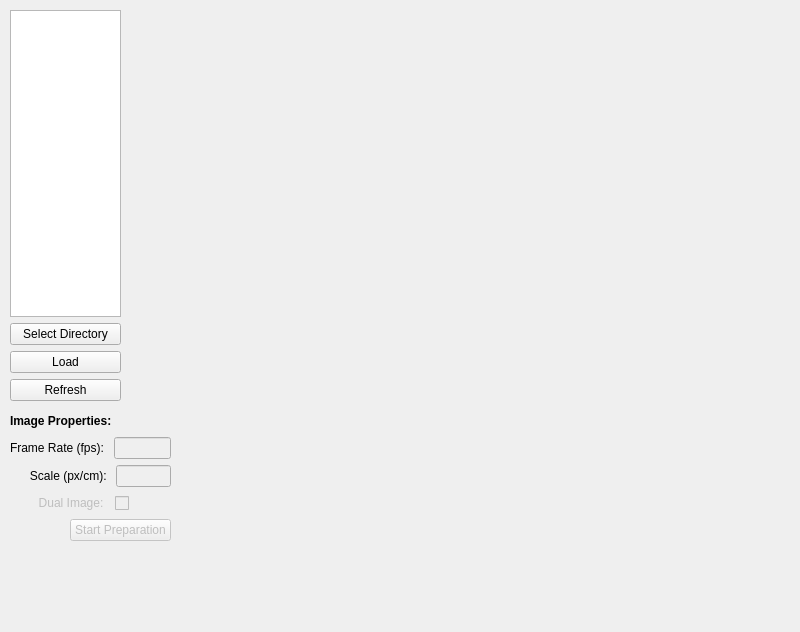
Above: src/ui/KairoSight_WindowMain_Retro.ui from kairosight/KairoSight before the change. Below: the same form after it.
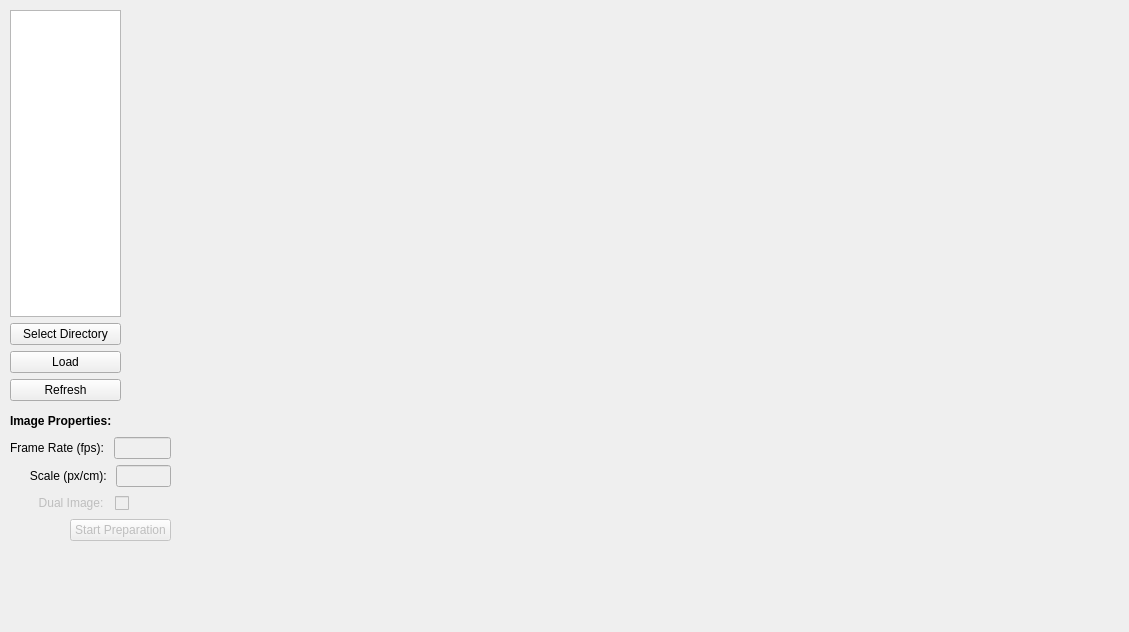
That is the form after the change.

What changed in the file:
```diff
--- a/src/ui/KairoSight_WindowMain_Retro.ui
+++ b/src/ui/KairoSight_WindowMain_Retro.ui
@@ -6,7 +6,7 @@
    <rect>
     <x>0</x>
     <y>0</y>
-    <width>800</width>
+    <width>1129</width>
     <height>632</height>
    </rect>
   </property>
@@ -185,7 +185,7 @@
      <rect>
       <x>130</x>
       <y>10</y>
-      <width>401</width>
+      <width>551</width>
       <height>391</height>
      </rect>
     </property>
@@ -195,6 +195,17 @@
      </property>
     </layout>
    </widget>
+   <widget class="QWidget" name="verticalLayoutWidget_4">
+    <property name="geometry">
+     <rect>
+      <x>690</x>
+      <y>10</y>
+      <width>421</width>
+      <height>391</height>
+     </rect>
+    </property>
+    <layout class="QVBoxLayout" name="mpl_sigvl_window"/>
+   </widget>
   </widget>
  </widget>
  <resources/>
```
